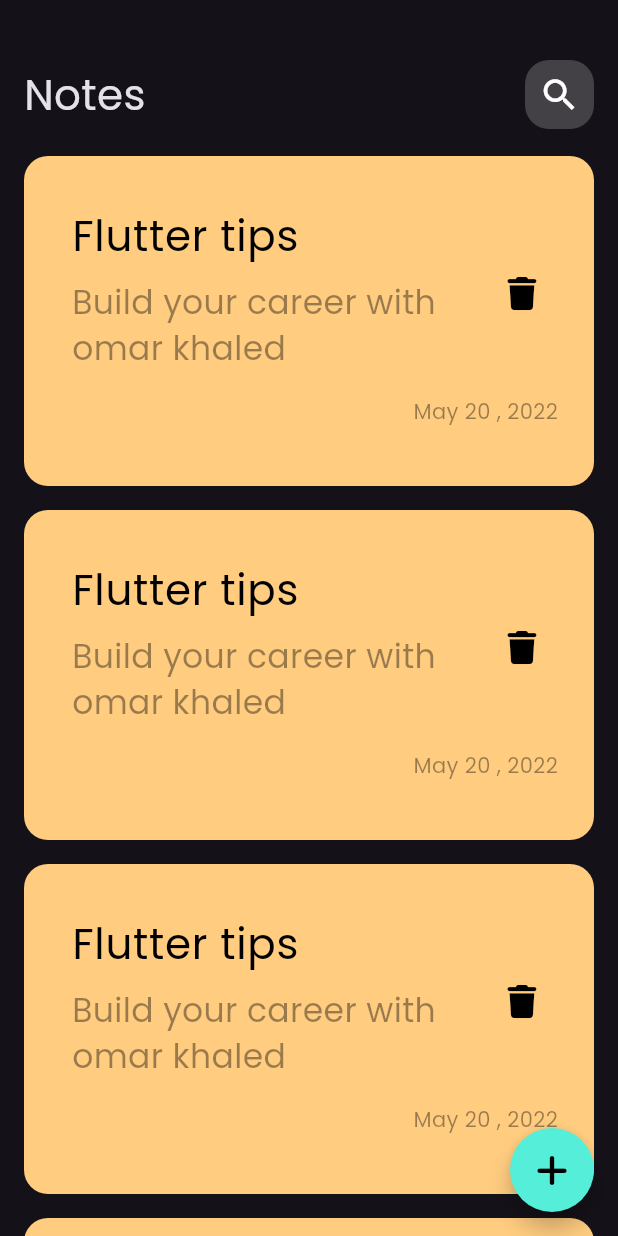
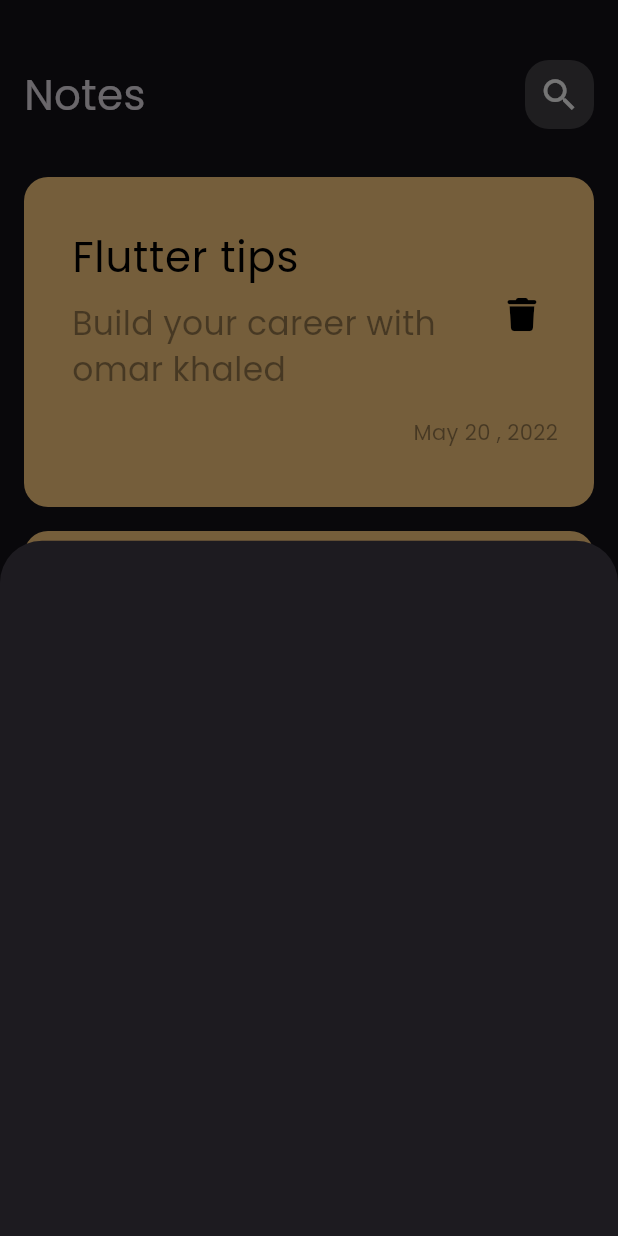
Before and after one commit to omarkhaled200/Notes_app, a Flutter app: the screen it shows after launch, after a tap on an icon or button, on a phone screen of 412 x 824 dp. Run offline on Flutter 3.47's test engine with Material 3 defaults, Android fonts, the phone set to English and light mode, and no system bars; our stand-ins replace font_awesome_flutter.

Commit message:
create Add Note model sheet

```diff
--- a/lib/Views/notes_view.dart
+++ b/lib/Views/notes_view.dart
@@ -2,6 +2,7 @@
 import 'package:flutter/rendering.dart';
 import 'package:flutter/widgets.dart';
 import 'package:font_awesome_flutter/font_awesome_flutter.dart';
+import 'package:notes_app/Views/widgets/Add_note_model_sheet.dart';
 import 'package:notes_app/Views/widgets/notesviewbody.dart';
 
 class NotesView extends StatelessWidget {
@@ -12,13 +13,19 @@
   Widget build(BuildContext context) {
     return Scaffold(
         floatingActionButton: FloatingActionButton(
-          onPressed: () {},
+          onPressed: () {
+            showModalBottomSheet(
+                context: context,
+                builder: (context) {
+                  return AddNotemodelsheet();
+                });
+          },
           child: Icon(
             FontAwesomeIcons.plus,
             color: Colors.black,
           ),
           backgroundColor: Color(0xff54EED9),
-          shape:CircleBorder() ,
+          shape: CircleBorder(),
         ),
         body: const NotesViewbody());
   }
--- /dev/null
+++ b/lib/Views/widgets/Add_note_model_sheet.dart
@@ -0,0 +1,10 @@
+import 'package:flutter/material.dart';
+
+class AddNotemodelsheet extends StatelessWidget {
+  const AddNotemodelsheet({super.key});
+
+  @override
+  Widget build(BuildContext context) {
+    return Container();
+  }
+}
--- a/lib/Views/widgets/Custom_listView_item.dart
+++ b/lib/Views/widgets/Custom_listView_item.dart
@@ -6,11 +6,16 @@
 
   @override
   Widget build(BuildContext context) {
-    return ListView.builder(itemBuilder: (context, index) {
-      return Padding(
-        padding: const EdgeInsets.symmetric(vertical: 8.0),
-        child: CustomNoteitem(),
-      );
-    });
+    return Padding(
+      padding: const EdgeInsets.symmetric(vertical:  24.0),
+      child: ListView.builder(
+        padding: EdgeInsets.zero,
+        itemBuilder: (context, index) {
+        return Padding(
+          padding: const EdgeInsets.symmetric(vertical: 8.0),
+          child: CustomNoteitem(),
+        );
+      }),
+    );
   }
 }
--- a/lib/Views/widgets/notesviewbody.dart
+++ b/lib/Views/widgets/notesviewbody.dart
@@ -19,9 +19,6 @@
             height: 40,
           ),
           Customappbar(),
-          SizedBox(
-            height: 10,
-          ),
           Expanded(child: CustomListViewItem()),
         ],
       ),
```
